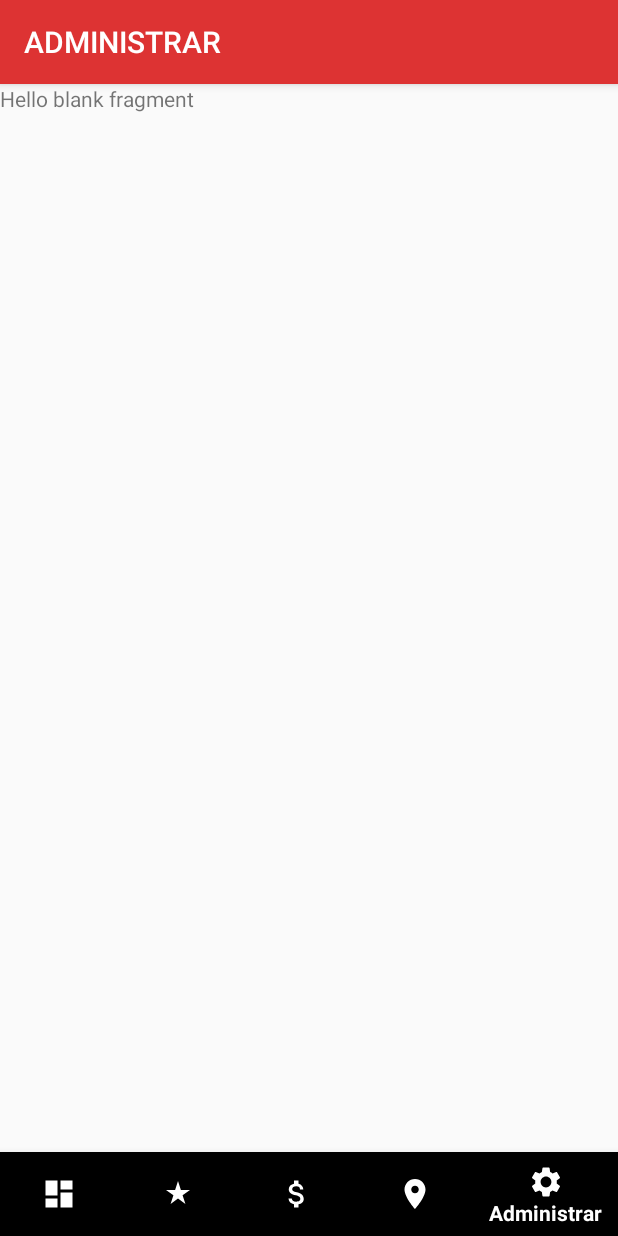
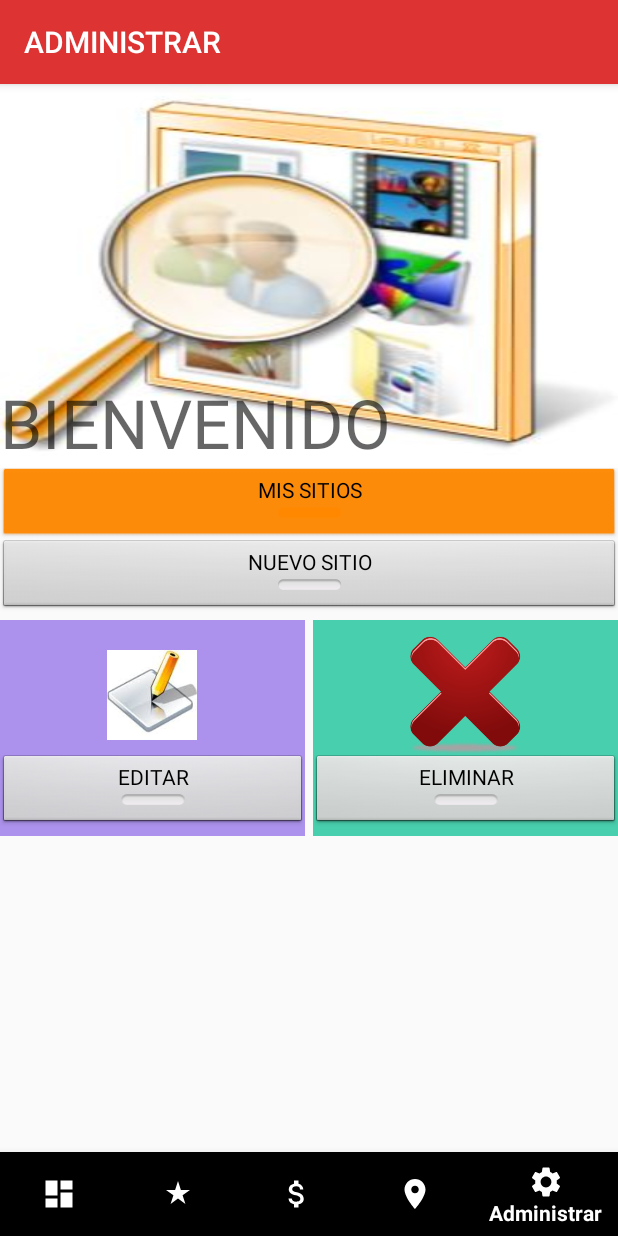
Before and after one commit to VeronicaC8/ImGo-, an Android app: the screen it shows after launch (MainActivity), item 5 of the bottom bar chosen, on a phone screen of 412 x 824 dp. Run offline under Robolectric (Android 15) with nearby library versions, the light colour scheme and no system bars.

Commit message:
vista del admin
es unicamente la vista del framents admin

```diff
--- a/app/src/main/res/layout/fragment_administrar.xml
+++ b/app/src/main/res/layout/fragment_administrar.xml
@@ -1,14 +1,120 @@
 <?xml version="1.0" encoding="utf-8"?>
 <FrameLayout xmlns:android="http://schemas.android.com/apk/res/android"
+    xmlns:app="http://schemas.android.com/apk/res-auto"
     xmlns:tools="http://schemas.android.com/tools"
     android:layout_width="match_parent"
     android:layout_height="match_parent"
     tools:context=".AdministrarFragment">
 
     <!-- TODO: Update blank fragment layout -->
-    <TextView
+
+    <LinearLayout
         android:layout_width="match_parent"
-        android:layout_height="match_parent"
-        android:text="@string/hello_blank_fragment" />
+        android:layout_height="501dp"
+        android:orientation="vertical"
+        android:visibility="visible">
+
+        <TextView
+            android:layout_width="match_parent"
+            android:layout_height="wrap_content"
+            android:background="@drawable/ins"
+            android:gravity="bottom"
+            android:text="BIENVENIDO"
+            android:textAppearance="@style/TextAppearance.AppCompat.Display2" />
+
+        <Button
+            android:id="@+id/button8"
+            style="@android:style/Widget.Button.Toggle"
+            android:layout_width="match_parent"
+            android:layout_height="wrap_content"
+            android:backgroundTint="@android:color/holo_orange_dark"
+            android:text="MIS SITIOS" />
+
+        <Button
+            android:id="@+id/button"
+            style="@android:style/Widget.Button.Toggle"
+            android:layout_width="match_parent"
+            android:layout_height="wrap_content"
+            android:text="NUEVO SITIO"
+            android:visibility="visible" />
+
+        <LinearLayout
+            android:layout_width="match_parent"
+            android:layout_height="174dp"
+            android:orientation="horizontal"
+            android:weightSum="2">
+
+            <LinearLayout
+                android:layout_width="190dp"
+                android:layout_height="200dp"
+                android:layout_marginTop="5dp"
+                android:layout_weight="1"
+                android:background="@color/colorLavander"
+                android:orientation="vertical">
+
+                <ImageView
+                    android:layout_width="60dp"
+                    android:layout_height="80dp"
+                    android:layout_gravity="center"
+                    android:layout_marginTop="10dp"
+                    android:src="@drawable/edi"
+
+                    />
+
+                <Button
+                    android:id="@+id/button6"
+                    style="@android:style/Widget.Button.Toggle"
+                    android:layout_width="match_parent"
+                    android:layout_height="wrap_content"
+                    android:text="EDITAR" />
+
+                <TextView
+                    android:layout_width="match_parent"
+                    android:layout_height="match_parent"
+                    android:layout_marginTop="30dp"
+                    android:background="@color/colorGrapeFruitDark"
+                    android:padding="0dp"
+                    android:text="Editar Sitio"
+                    android:textAlignment="center"
+                    android:textColor="@color/colorWhiteC"
+                    android:textSize="24sp" />
+
+
+            </LinearLayout>
+
+            <!--BARES-->
+
+            <LinearLayout
+                android:layout_width="190dp"
+                android:layout_height="180dp"
+                android:layout_marginLeft="5dp"
+                android:layout_marginTop="5dp"
+                android:layout_weight="1"
+                android:background="@color/colorMint"
+                android:orientation="vertical">
+
+                <ImageView
+                    android:layout_width="80dp"
+                    android:layout_height="80dp"
+                    android:layout_gravity="center"
+                    android:layout_marginTop="10dp"
+                    android:src="@drawable/bor"
+
+                    />
+
+                <Button
+                    android:id="@+id/button7"
+                    style="@android:style/Widget.Button.Toggle"
+                    android:layout_width="match_parent"
+                    android:layout_height="wrap_content"
+                    android:text="ELIMINAR" />
+
+            </LinearLayout>
+
+
+        </LinearLayout>
+
+
+    </LinearLayout>
 
 </FrameLayout>
--- a/app/src/main/res/values/colors.xml
+++ b/app/src/main/res/values/colors.xml
@@ -2,7 +2,7 @@
 <resources>
     <color name="colorPrimary">#dd3333</color>
     <color name="colorPrimaryDark">#303f9f</color>
-    <color name="colorAccent">#FF4081</color>
+    <color name="colorAccent">#ee84a8</color>
     <color name="bgBottonNavigation">#FF4081</color>
     <color name="colorBlack">#000000</color>
     <color name="colorWhite">#FFFFFF</color>
@@ -21,9 +21,9 @@
     <color name="colorGrassDark">#8cc152</color>
     <color name="colorBlueJeans">#509CEC</color>
     <color name="colorBlueJeansDark"></color>
-    <color name="colorLavander">#AC92EC</color>
-    <color name="colorLavanderDark">#967ADC</color>
-    <color name="colorMint">#48CFAD</color>
+    <color name="colorLavander">#ac92ec</color>
+    <color name="colorLavanderDark">#967adc</color>
+    <color name="colorMint">#48cfad</color>
     <color name="colorMintDark">#37BC9B</color>
     <color name="colorAqua">#4fc1e9</color>
     <color name="colorAquaDark">#3BAFDA</color>
```
Also changed, not shown: app/src/main/res/drawable/bor.png (added), app/src/main/res/drawable/edi.jpg (added), app/src/main/res/drawable/ins.jpeg (added).
